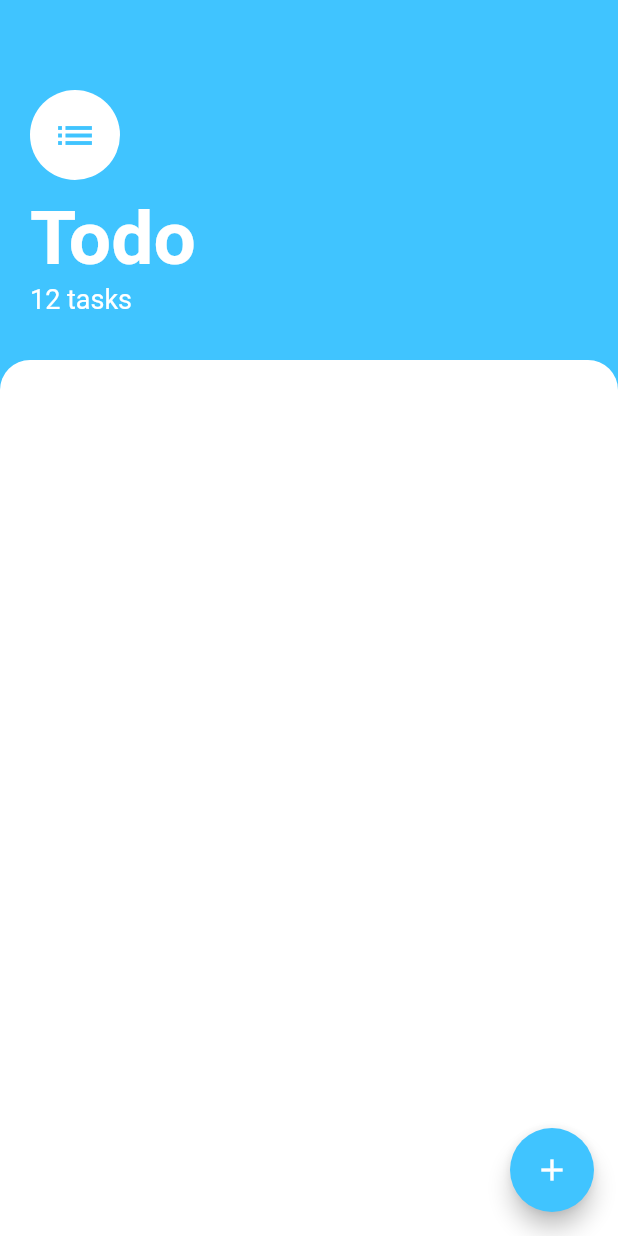
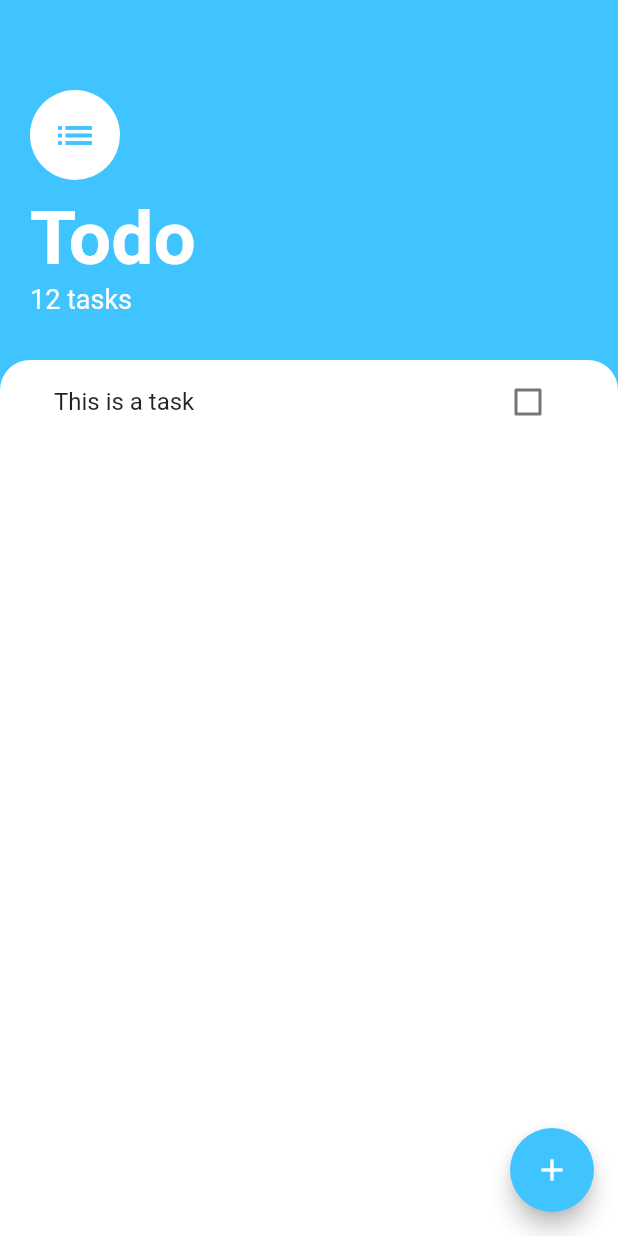
Before and after one commit to edsson-madrigal/flutter_project10_state_management, a Flutter app: the screen it shows after launch, on a phone screen of 412 x 824 dp. Run offline on Flutter 3.47's test engine with Material 2 defaults, Android fonts, the light colour scheme and no system bars.

Commit message:
list view

```diff
--- a/lib/screens/tasks_screen.dart
+++ b/lib/screens/tasks_screen.dart
@@ -59,6 +59,9 @@ class TasksScreen extends StatelessWidget {
           ),
           Expanded(
             child: Container(
+                padding: EdgeInsets.symmetric(
+                  horizontal: 20.0,
+                ),
                 height: double.infinity,
                 width: double.infinity,
                 decoration: BoxDecoration(
@@ -68,7 +71,17 @@ class TasksScreen extends StatelessWidget {
                     topRight: Radius.circular(20.0),
                   ),
                 ),
+                child: ListView(
+                  children: [
+                    ListTile(
+                      title: Text('This is a task'),
+                      trailing: Checkbox(
+                        value: false,
+                        onChanged: (bool? value) {},
                       ),
+                    ),
+                  ],
+                )),
           ),
         ],
       ),
```
Lines whose indentation alone changed are shown as unchanged.
